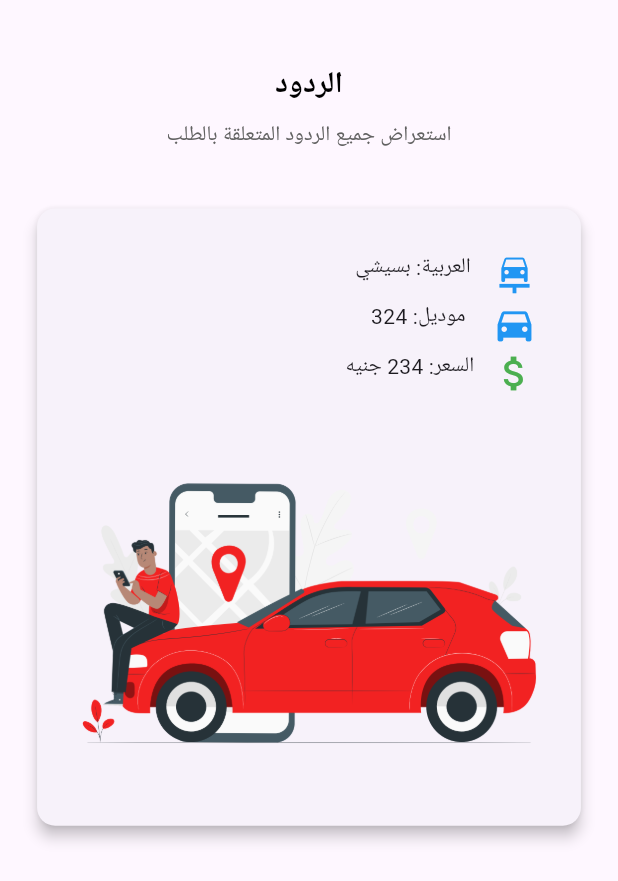
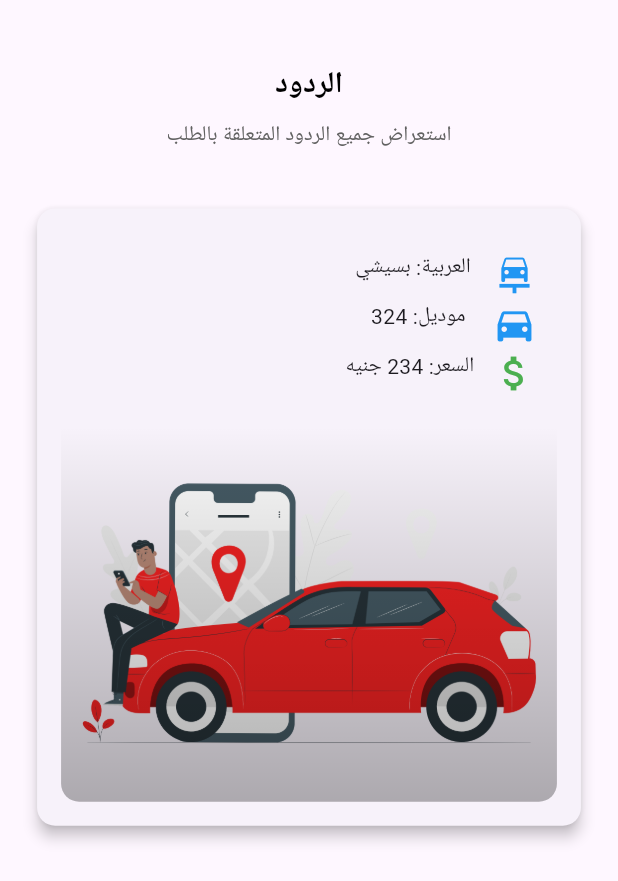
Before and after one commit to Shehab-Emad20/AL-Mahaba, a Flutter app: the RepliesPage screen opened directly, on a phone screen of 412 x 824 dp. Shown: the top 881 px of the screen. Run offline on Flutter 3.47's test engine with Material 3 defaults, Android fonts, the phone set to English and light mode, and no system bars; our stand-ins replace device_preview, dio, shared_preferences; accounts and stored records are empty.

Commit message:
add some page and fix

```diff
--- a/lib/orders/card_orders.dart
+++ b/lib/orders/card_orders.dart
@@ -1,4 +1,7 @@
 import 'package:flutter/material.dart';
+import 'widgets/info_item.dart';
+import 'widgets/order_info.dart';
+import 'widgets/responsive_sizes.dart';
 
 class CardOrders extends StatelessWidget {
   const CardOrders({super.key});
@@ -7,10 +10,8 @@ class CardOrders extends StatelessWidget {
   Widget build(BuildContext context) {
     return LayoutBuilder(
       builder: (context, constraints) {
-        // Calculate responsive sizes
-        double iconSize = constraints.maxWidth > 600 ? 40 : 30;
-        double fontSize = constraints.maxWidth > 600 ? 16 : 14;
-        double spacing = constraints.maxWidth > 600 ? 16 : 12;
+        final sizes = ResponsiveSizes.fromWidth(constraints.maxWidth);
+        final orderInfoList = OrderInfoList.getOrderInfo();
 
         return Column(
           children: [
@@ -19,77 +20,16 @@ class CardOrders extends StatelessWidget {
               child: Column(
                 crossAxisAlignment: CrossAxisAlignment.end,
                 children: [
-                  // Car Info with icon behind text
-                  Stack(
-                    clipBehavior: Clip.none,
-                    children: [
-                      Positioned(
-                        right: 0,
-                        top: 0,
-                        child: Icon(Icons.car_repair,
-                          color: Colors.blue,
-                          size: iconSize
-                        ),
-                      ),
-                      Row(
-                        mainAxisAlignment: MainAxisAlignment.spaceAround,
-                        children: [
-                          SizedBox(width: iconSize + 20),
-                          Text(
-                            'العربية: بسيشي',
-                            style: TextStyle(fontSize: fontSize)
-                          ),
-                        ],
-                      ),
-                    ],
-                  ),
-                  SizedBox(height: spacing),
-
-                  // Model Info with icon behind text
-                  Stack(
-                    clipBehavior: Clip.none,
-                    children: [
-                      Positioned(
-                        right: 0,
-                        top: 0,
-                        child: Icon(
-                          Icons.directions_car,
-                          color: Colors.blue,
-                          size: iconSize
-                        ),
-                      ),
-                      Row(
-                        mainAxisAlignment: MainAxisAlignment.spaceAround,
-                        children: [
-                          SizedBox(width: iconSize + 20),
-                          Text(
-                            'موديل: 324',
-                            style: TextStyle(fontSize: fontSize)
-                          ),
-                        ],
-                      ),
-                    ],
-                  ),
-                  SizedBox(height: spacing),
-                  // Price Info with icon behind text
-                  Stack(
-                    clipBehavior: Clip.none,
-                    children: [
-                      Positioned(
-                        right: 0,
-                        top: 0,
-                        child:
-                            Icon(Icons.attach_money, color: Colors.green, size: iconSize),
-                      ),
-                      Row(
-                        mainAxisAlignment: MainAxisAlignment.spaceAround,
-                        children: [
-                          SizedBox(width: iconSize + 20),
-                          Text('السعر: 234 جنيه', style: TextStyle(fontSize: fontSize)),
-                        ],
-                      ),
-                    ],
-                  ),
+                  for (var i = 0; i < orderInfoList.length; i++) ...[
+                    if (i > 0) SizedBox(height: sizes.spacing),
+                    InfoItem(
+                      icon: orderInfoList[i].icon,
+                      text: orderInfoList[i].text,
+                      iconColor: orderInfoList[i].iconColor,
+                      iconSize: sizes.iconSize,
+                      fontSize: sizes.fontSize,
+                    ),
+                  ],
                 ],
               ),
             ),
--- a/lib/orders/image_orders.dart
+++ b/lib/orders/image_orders.dart
@@ -1,23 +1,57 @@
 import 'package:flutter/material.dart';
 
 class ImageOrders extends StatelessWidget {
-  const ImageOrders({super.key});
+  final String imagePath;
+  final double? height;
+  final BorderRadius? borderRadius;
+
+  const ImageOrders({
+    super.key,
+    this.imagePath = 'assets/images/feed.png',
+    this.height,
+    this.borderRadius,
+  });
 
   @override
   Widget build(BuildContext context) {
+    return LayoutBuilder(
+      builder: (context, constraints) {
+        // Calculate responsive height
+        final imageHeight = height ??
+          (constraints.maxWidth > 600 ? 300.0 : 250.0);
+
         return Container(
           width: double.infinity,
-      height: 250,
-      decoration: const BoxDecoration(
+          height: imageHeight,
+          decoration: BoxDecoration(
             image: DecorationImage(
-          image: AssetImage('assets/images/feed.png'), // Your second image
+              image: AssetImage(imagePath),
               fit: BoxFit.cover,
             ),
-        borderRadius: BorderRadius.only(
+            borderRadius: borderRadius ?? const BorderRadius.only(
               bottomLeft: Radius.circular(12),
               bottomRight: Radius.circular(12),
             ),
           ),
+          // Add a gradient overlay for better text visibility if needed
+          child: Container(
+            decoration: BoxDecoration(
+              borderRadius: borderRadius ?? const BorderRadius.only(
+                bottomLeft: Radius.circular(12),
+                bottomRight: Radius.circular(12),
+              ),
+              gradient: LinearGradient(
+                begin: Alignment.topCenter,
+                end: Alignment.bottomCenter,
+                colors: [
+                  Colors.transparent,
+                  Colors.black.withOpacity(0.3),
+                ],
+              ),
+            ),
+          ),
+        );
+      },
     );
   }
 }
--- /dev/null
+++ b/lib/orders/widgets/info_item.dart
@@ -0,0 +1,46 @@
+import 'package:flutter/material.dart';
+
+class InfoItem extends StatelessWidget {
+  final IconData icon;
+  final String text;
+  final Color iconColor;
+  final double iconSize;
+  final double fontSize;
+
+  const InfoItem({
+    super.key,
+    required this.icon,
+    required this.text,
+    required this.iconColor,
+    required this.iconSize,
+    required this.fontSize,
+  });
+
+  @override
+  Widget build(BuildContext context) {
+    return Stack(
+      clipBehavior: Clip.none,
+      children: [
+        Positioned(
+          right: 0,
+          top: 0,
+          child: Icon(
+            icon,
+            color: iconColor,
+            size: iconSize,
+          ),
+        ),
+        Row(
+          mainAxisAlignment: MainAxisAlignment.spaceAround,
+          children: [
+            SizedBox(width: iconSize + 20),
+            Text(
+              text,
+              style: TextStyle(fontSize: fontSize),
+            ),
+          ],
+        ),
+      ],
+    );
+  }
+}
--- /dev/null
+++ b/lib/orders/widgets/order_info.dart
@@ -0,0 +1,35 @@
+import 'package:flutter/material.dart';
+
+class OrderInfo {
+  final IconData icon;
+  final String text;
+  final Color iconColor;
+
+  const OrderInfo({
+    required this.icon,
+    required this.text,
+    required this.iconColor,
+  });
+}
+
+class OrderInfoList {
+  static List<OrderInfo> getOrderInfo() {
+    return [
+      OrderInfo(
+        icon: Icons.car_repair,
+        text: 'العربية: بسيشي',
+        iconColor: Colors.blue,
+      ),
+      OrderInfo(
+        icon: Icons.directions_car,
+        text: 'موديل: 324',
+        iconColor: Colors.blue,
+      ),
+      OrderInfo(
+        icon: Icons.attach_money,
+        text: 'السعر: 234 جنيه',
+        iconColor: Colors.green,
+      ),
+    ];
+  }
+}
--- /dev/null
+++ b/lib/orders/widgets/responsive_sizes.dart
@@ -0,0 +1,19 @@
+class ResponsiveSizes {
+  final double iconSize;
+  final double fontSize;
+  final double spacing;
+
+  const ResponsiveSizes({
+    required this.iconSize,
+    required this.fontSize,
+    required this.spacing,
+  });
+
+  factory ResponsiveSizes.fromWidth(double width) {
+    return ResponsiveSizes(
+      iconSize: width > 600 ? 40 : 30,
+      fontSize: width > 600 ? 16 : 14,
+      spacing: width > 600 ? 16 : 12,
+    );
+  }
+}
```
Also changed, not shown: lib/orders/page_orders_new.dart (added, +71 -0 lines), lib/orders/widgets/datetime_info.dart (added, +43 -0 lines), lib/orders/widgets/location_info.dart (added, +41 -0 lines), lib/orders/widgets/order_actions.dart (added, +61 -0 lines), lib/orders/widgets/order_header.dart (added, +39 -0 lines). Lines whose indentation alone changed are shown as unchanged.
